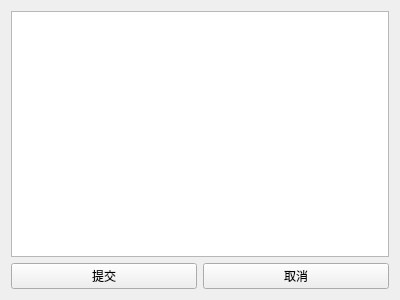
Qt form ocrmenu.ui (tsukishima1321/Closet) before a commit.
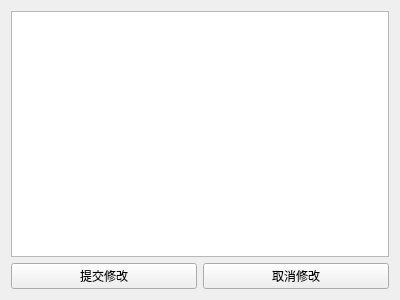
The same form after that commit.

Diff of the .ui file:
```diff
--- a/ocrmenu.ui
+++ b/ocrmenu.ui
@@ -22,14 +22,14 @@
      <item>
       <widget class="QPushButton" name="commitButton">
        <property name="text">
-        <string>提交</string>
+        <string>提交修改</string>
        </property>
       </widget>
      </item>
      <item>
       <widget class="QPushButton" name="cancelButton">
        <property name="text">
-        <string>取消</string>
+        <string>取消修改</string>
        </property>
       </widget>
      </item>
```
